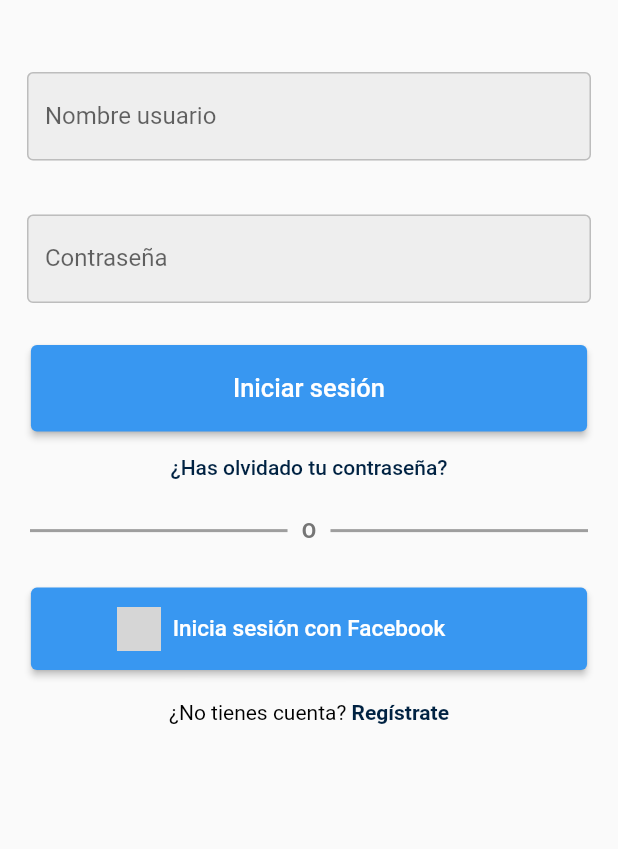
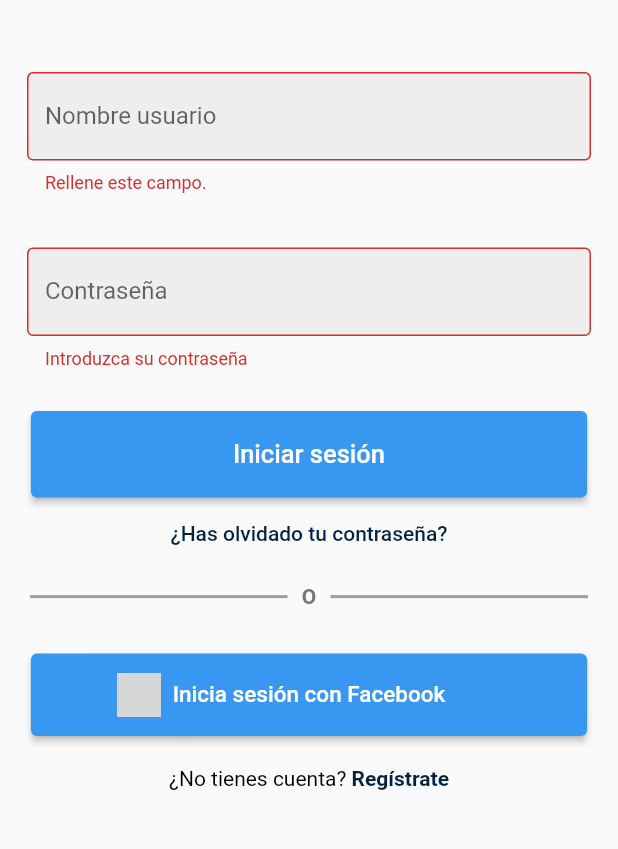
Before and after one commit to inmadv02/Miarma_Flutter, a Flutter app: the screen it shows after launch, after a tap on "Iniciar sesión", on a phone screen of 412 x 824 dp, the part 254-1103 px from its top. Run offline on Flutter 3.47's test engine with Material 2 defaults, Android fonts, the light colour scheme and no system bars; drawn by our look-alikes of social_login_buttons; our stand-ins replace bloc, equatable, flutter_bloc, flutter_social_button, flutter_svg, google_fonts and 1 more; Roboto replaces fonts that are missing (Lobster Two); statements that could not run were skipped; grey boxes are pictures that could not be loaded.

Commit message:
Ya funciona sí o sí el login :D

```diff
--- a/miarma_app_flutter/lib/src/models/auth/login_response.dart
+++ b/miarma_app_flutter/lib/src/models/auth/login_response.dart
@@ -6,7 +6,7 @@
     required this.foto,
   });
   late final String token;
-  late final String fullname;
+  late final String? fullname;
   late final String email;
   late final String foto;
 
--- a/miarma_app_flutter/lib/src/ui/pages/login_page.dart
+++ b/miarma_app_flutter/lib/src/ui/pages/login_page.dart
@@ -63,13 +63,13 @@
           }
         }, buildWhen: (context, state) {
           return state is LoginInitialState || state is LoginLoadingState;
-        }, builder: (contexto, state) {
+        }, builder: (ctx, state) {
           if (state is LoginInitialState) {
-            return _loginBody(contexto);
+            return _loginBody(ctx);
           } else if (state is LoginLoadingState) {
             return const Center(child: CircularProgressIndicator());
           } else {
-            return _loginBody(contexto);
+            return _loginBody(ctx);
           }
         })),
       ),
@@ -150,8 +150,13 @@
                     },
                   ),
                 ),
-                GestureDetector(
-                    onTap: () {
+                Padding(
+                  padding: const EdgeInsets.all(10.0),
+                  child: ElevatedButton(
+                      style: ElevatedButton.styleFrom(
+                          fixedSize: Size(width, height),
+                          primary: Styles.azulMenu),
+                      onPressed: () {
                         if (_formKey.currentState!.validate()) {
                           final loginDto = LoginDto(
                               nickname: nicknameController.text,
@@ -160,16 +165,9 @@
                               .add(DoLoginEvent(loginDto));
                         }
                       },
-                    child: Padding(
-                      padding: const EdgeInsets.all(10.0),
-                      child: ElevatedButton(
-                          style: ElevatedButton.styleFrom(
-                              fixedSize: Size(width, height),
-                              primary: Styles.azulMenu),
-                          onPressed: () {},
                       child: const Text('Iniciar sesión',
                           style: TextStyle(fontSize: 17))),
-                    )),
+                ),
                 const Padding(
                   padding: EdgeInsets.all(6.0),
                   child: Text('¿Has olvidado tu contraseña?',
```
Lines whose indentation alone changed are shown as unchanged.
